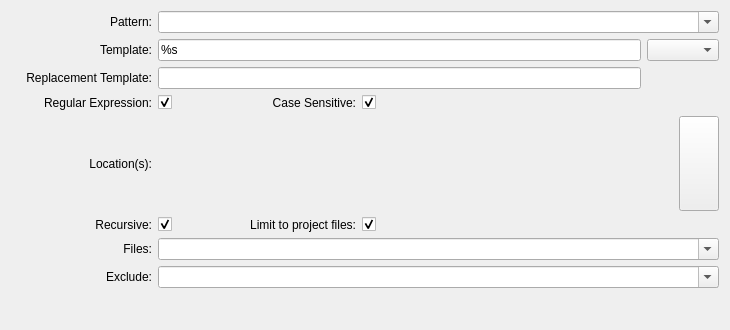
Qt form plugins/grepview/grepwidget.ui (KDE/kdevelop) before a commit.
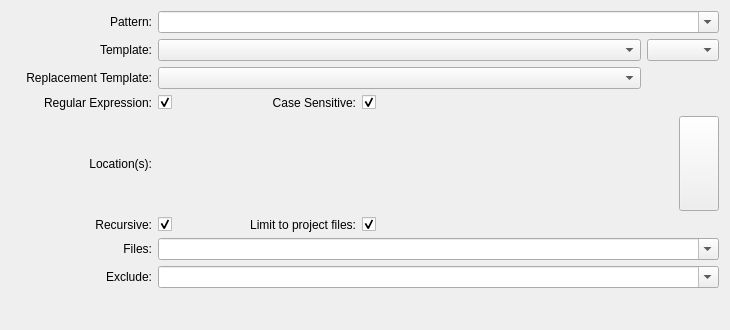
The same form after that commit. Custom widgets are drawn as their Qt base class.

Commit message:
use combo box instead of line edit for patterns in find in files dialog
This patch replaces the "line edit" in the "find in files" dialog by a KComboBox,
 so that all used patterns are saved between sessions, not only the last used one.

Thanks for the patch go to Steffen Ohrendorf

The edit to the form file:
```diff
--- a/plugins/grepview/grepwidget.ui
+++ b/plugins/grepview/grepwidget.ui
@@ -102,16 +102,13 @@
     </widget>
    </item>
    <item row="1" column="1" colspan="3">
-    <widget class="KLineEdit" name="templateEdit">
+    <widget class="KComboBox" name="templateEdit">
      <property name="toolTip">
       <string>This is the regular expression template.</string>
      </property>
      <property name="whatsThis">
       <string>This is the regular expression template. &lt;i&gt;%s&lt;/i&gt; will be replaced by the pattern, while &lt;i&gt;%%&lt;/i&gt; will be replaced by &lt;i&gt;%&lt;/i&gt;.</string>
      </property>
-     <property name="text">
-      <string>%s</string>
-     </property>
     </widget>
    </item>
    <item row="1" column="4" colspan="2">
@@ -389,7 +386,7 @@
     </spacer>
    </item>
    <item row="2" column="1" colspan="3">
-    <widget class="KLineEdit" name="replacementTemplateEdit">
+    <widget class="KComboBox" name="replacementTemplateEdit">
      <property name="toolTip">
       <string>Enter the replacement template.</string>
      </property>
```
The commit also changes 1 other file.
